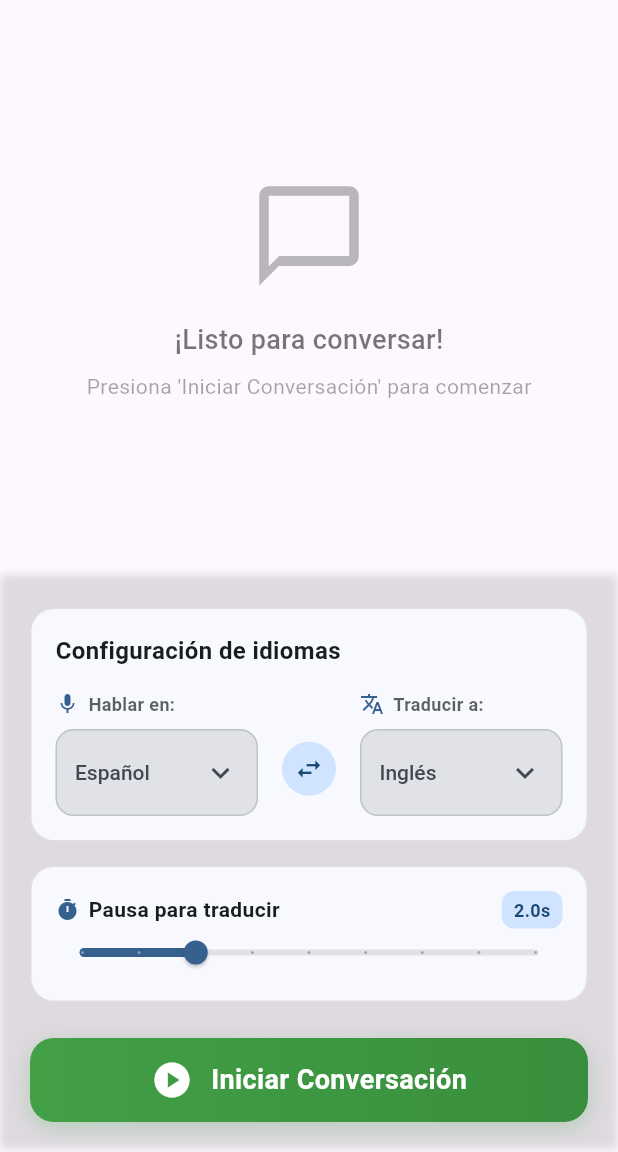
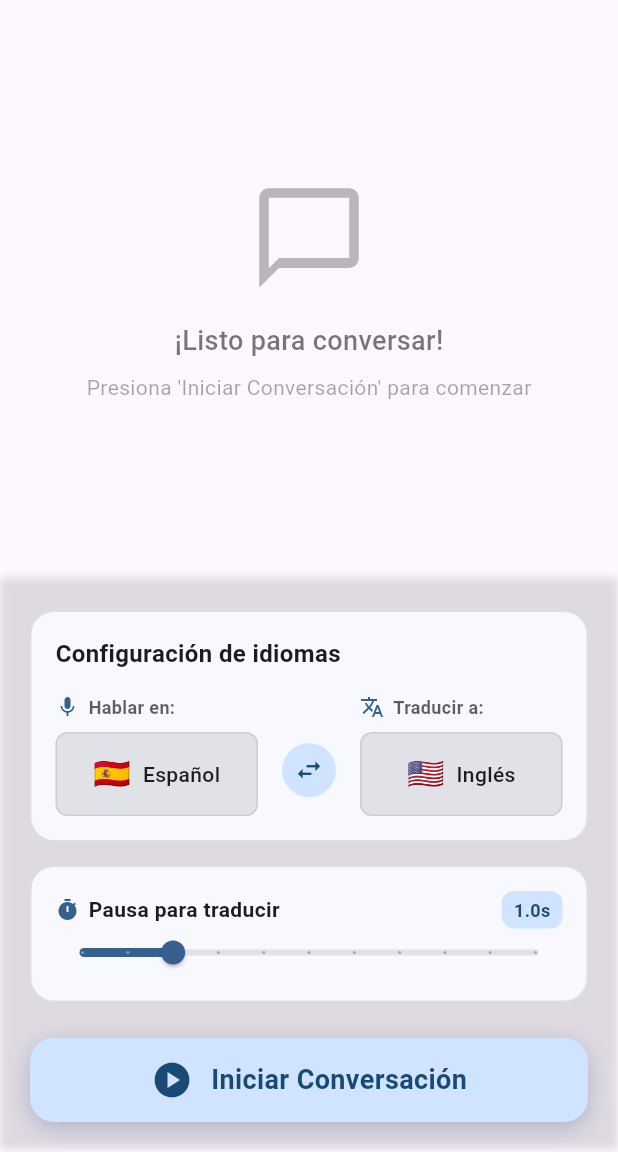
Before and after one commit to hawerx/flowio, a Flutter app: the screen it shows after launch, on a phone screen of 412 x 824 dp, the part 84-1236 px from its top. Run offline on Flutter 3.47's test engine with Material 3 defaults, Android fonts, the phone set to English and light mode, and no system bars; our stand-ins replace flutter_tts, just_audio, logger, permission_handler; missing offline and left inert: record, vad.

Commit message:
añadidos cambio UI , colores y idiomas

```diff
--- /dev/null
+++ b/lib/core/constants/language_constants.dart
@@ -0,0 +1,197 @@
+import '../models/language.dart';
+
+/// Constantes de idiomas soportados por la aplicación Flowio
+///
+/// Esta clase contiene todos los idiomas disponibles para traducción
+/// en una lista unificada y alfabéticamente ordenada.
+class LanguageConstants {
+
+  // ===========================================================
+  //                  TODOS LOS IDIOMAS SOPORTADOS
+  // ===========================================================
+
+  /// Lista completa de todos los idiomas soportados, ordenados alfabéticamente
+  static const List<Language> allSupportedLanguages = [
+    Language('af', 'Afrikáans'),
+    Language('am', 'Amhárico'),
+    Language('ar', 'Árabe'),
+    Language('bn', 'Bengalí'),
+    Language('bg', 'Búlgaro'),
+    Language('zh', 'Chino (Mandarín)'),
+    Language('ko', 'Coreano'),
+    Language('hr', 'Croata'),
+    Language('cs', 'Checo'),
+    Language('da', 'Danés'),
+    Language('de', 'Alemán'),
+    Language('sk', 'Eslovaco'),
+    Language('sl', 'Esloveno'),
+    Language('es', 'Español'),
+    Language('es-AR', 'Español (Argentina)'),
+    Language('es-MX', 'Español (México)'),
+    Language('et', 'Estonio'),
+    Language('tl', 'Filipino'),
+    Language('fi', 'Finlandés'),
+    Language('fr', 'Francés'),
+    Language('fr-CA', 'Francés (Canadá)'),
+    Language('el', 'Griego'),
+    Language('gu', 'Gujarati'),
+    Language('ha', 'Hausa'),
+    Language('he', 'Hebreo'),
+    Language('hi', 'Hindi'),
+    Language('nl', 'Holandés'),
+    Language('hu', 'Húngaro'),
+    Language('ig', 'Igbo'),
+    Language('id', 'Indonesio'),
+    Language('en', 'Inglés'),
+    Language('it', 'Italiano'),
+    Language('ja', 'Japonés'),
+    Language('kn', 'Kannada'),
+    Language('lv', 'Letón'),
+    Language('lt', 'Lituano'),
+    Language('ms', 'Malayo'),
+    Language('ml', 'Malayalam'),
+    Language('mr', 'Marathi'),
+    Language('no', 'Noruego'),
+    Language('pa', 'Punjabi'),
+    Language('fa', 'Persa'),
+    Language('pl', 'Polaco'),
+    Language('pt', 'Portugués'),
+    Language('pt-BR', 'Portugués (Brasil)'),
+    Language('ro', 'Rumano'),
+    Language('ru', 'Ruso'),
+    Language('sv', 'Sueco'),
+    Language('sw', 'Swahili'),
+    Language('th', 'Tailandés'),
+    Language('ta', 'Tamil'),
+    Language('te', 'Telugu'),
+    Language('tr', 'Turco'),
+    Language('ur', 'Urdu'),
+    Language('vi', 'Vietnamita'),
+    Language('yo', 'Yoruba'),
+    Language('zu', 'Zulú'),
+  ];
+
+  // ===========================================================
+  //                  CONFIGURACIÓN POR DEFECTO
+  // ===========================================================
+
+  /// Idioma por defecto para el hablante fuente
+  static const Language defaultSourceLanguage = Language('es', 'Español');
+
+  /// Idioma por defecto para el hablante destino
+  static const Language defaultTargetLanguage = Language('en', 'Inglés');
+
+  // ===========================================================
+  //                  MÉTODOS DE UTILIDAD
+  // ===========================================================
+
+  /// Encuentra un idioma por su código
+  ///
+  /// Retorna el idioma correspondiente al código proporcionado,
+  /// o null si no se encuentra.
+  static Language? findLanguageByCode(String code) {
+    try {
+      return allSupportedLanguages.firstWhere(
+        (language) => language.code.toLowerCase() == code.toLowerCase(),
+      );
+    } catch (e) {
+      return null;
+    }
+  }
+
+  /// Encuentra un idioma por su nombre
+  ///
+  /// Retorna el idioma correspondiente al nombre proporcionado,
+  /// o null si no se encuentra.
+  static Language? findLanguageByName(String name) {
+    try {
+      return allSupportedLanguages.firstWhere(
+        (language) => language.name.toLowerCase() == name.toLowerCase(),
+      );
+    } catch (e) {
+      return null;
+    }
+  }
+
+  /// Verifica si un código de idioma está soportado
+  static bool isLanguageSupported(String code) {
+    return findLanguageByCode(code) != null;
+  }
+
+  /// Obtiene una lista de códigos de idioma
+  static List<String> getAllLanguageCodes() {
+    return allSupportedLanguages.map((lang) => lang.code).toList();
+  }
+
+  /// Obtiene una lista de nombres de idioma
+  static List<String> getAllLanguageNames() {
+    return allSupportedLanguages.map((lang) => lang.name).toList();
+  }
+
+  /// Obtiene la bandera emoji correspondiente a un código de idioma
+  ///
+  /// Retorna un emoji de bandera representativo para el código de idioma dado.
+  /// Si no encuentra una bandera específica, retorna un emoji de globo.
+  static String getLanguageFlag(String languageCode) {
+    switch (languageCode.toLowerCase()) {
+      case 'en': return '🇺🇸';
+      case 'es': return '🇪🇸';
+      case 'fr': return '🇫🇷';
+      case 'de': return '🇩🇪';
+      case 'it': return '🇮🇹';
+      case 'pt': return '🇵🇹';
+      case 'ru': return '🇷🇺';
+      case 'zh': return '🇨🇳';
+      case 'ja': return '🇯🇵';
+      case 'ko': return '🇰🇷';
+      case 'nl': return '🇳🇱';
+      case 'sv': return '🇸🇪';
+      case 'da': return '🇩🇰';
+      case 'no': return '🇳🇴';
+      case 'fi': return '🇫🇮';
+      case 'pl': return '🇵🇱';
+      case 'cs': return '🇨🇿';
+      case 'hu': return '🇭🇺';
+      case 'ro': return '🇷🇴';
+      case 'bg': return '🇧🇬';
+      case 'hr': return '🇭🇷';
+      case 'sk': return '🇸🇰';
+      case 'sl': return '🇸🇮';
+      case 'et': return '🇪🇪';
+      case 'lv': return '🇱🇻';
+      case 'lt': return '🇱🇹';
+      case 'el': return '🇬🇷';
+      case 'tr': return '🇹🇷';
+      case 'hi': return '🇮🇳';
+      case 'ar': return '🇸🇦';
+      case 'th': return '🇹🇭';
+      case 'vi': return '🇻🇳';
+      case 'id': return '🇮🇩';
+      case 'ms': return '🇲🇾';
+      case 'tl': return '🇵🇭';
+      case 'he': return '🇮🇱';
+      case 'fa': return '🇮🇷';
+      case 'ur': return '🇵🇰';
+      case 'bn': return '🇧🇩';
+      case 'ta': return '🇱🇰';
+      case 'te': return '🇮🇳';
+      case 'mr': return '🇮🇳';
+      case 'gu': return '🇮🇳';
+      case 'kn': return '🇮🇳';
+      case 'ml': return '🇮🇳';
+      case 'pa': return '🇮🇳';
+      case 'pt-br': return '🇧🇷';
+      case 'es-mx': return '🇲🇽';
+      case 'es-ar': return '🇦🇷';
+      case 'fr-ca': return '🇨🇦';
+      case 'sw': return '🇹🇿';
+      case 'zu': return '🇿🇦';
+      case 'af': return '🇿🇦';
+      case 'am': return '🇪🇹';
+      case 'ig': return '🇳🇬';
+      case 'yo': return '🇳🇬';
+      case 'ha': return '🇳🇬';
+      default: return '🌐';
+    }
+  }
+}
--- a/lib/features/conversation/providers/conversation_provider.dart
+++ b/lib/features/conversation/providers/conversation_provider.dart
@@ -3,12 +3,13 @@ import '../../../core/models/language.dart';
 import '../../../core/models/message.dart';
 import '../../../core/services/conversation_manager.dart';
 import '../../../core/utils/logger.dart';
+import '../../../core/constants/language_constants.dart';
 
 class ConversationProvider extends ChangeNotifier {
   // Configuración
-  double silenceDuration = 2.0;
-  Language sourceLang = availableLanguages[1]; // Español
-  Language targetLang = availableLanguages[0]; // Inglés
+  double silenceDuration = 1.0;
+  Language sourceLang = LanguageConstants.defaultSourceLanguage; // Español
+  Language targetLang = LanguageConstants.defaultTargetLanguage; // Inglés
 
   // Estado de conversación
   ConversationState _currentState = ConversationState.idle;
@@ -19,15 +20,8 @@ class ConversationProvider extends ChangeNotifier {
   final ConversationManager _conversationManager = ConversationManager();
   bool _isInitialized = false;
 
-  // Idiomas disponibles
-  static const List<Language> availableLanguages = [
-    Language('en', 'Inglés'),
-    Language('es', 'Español'),
-    Language('fr', 'Francés'),
-    Language('de', 'Alemán'),
-    Language('it', 'Italiano'),
-    Language('pt', 'Portugués'),
-  ];
+  // Idiomas disponibles (ahora desde constantes)
+  static List<Language> get availableLanguages => LanguageConstants.allSupportedLanguages;
 
   // Getters
   bool get isConversing => _currentState != ConversationState.idle;
--- a/lib/features/conversation/ui/widgets/settings_controls.dart
+++ b/lib/features/conversation/ui/widgets/settings_controls.dart
@@ -2,6 +2,8 @@ import 'package:flutter/material.dart';
 import 'package:provider/provider.dart';
 import '../../providers/conversation_provider.dart';
 import '../../../../core/models/language.dart';
+import '../../../../core/constants/language_constants.dart';
+import 'language_selection_popup.dart';
 
 class SettingsControlsNew extends StatelessWidget {
   const SettingsControlsNew({super.key});
@@ -155,38 +157,77 @@ class SettingsControlsNew extends StatelessWidget {
           ],
         ),
         const SizedBox(height: 8),
-        Container(
-          padding: const EdgeInsets.symmetric(horizontal: 12, vertical: 4),
+        Material(
+          color: Colors.transparent,
+          child: InkWell(
+            onTap: isEnabled ? () => _showLanguageSelection(
+              context,
+              label,
+              value,
+              onChanged,
+              icon
+            ) : null,
+            borderRadius: BorderRadius.circular(8),
+            child: Container(
+              height: 56,
+              padding: const EdgeInsets.symmetric(horizontal: 12, vertical: 8),
               decoration: BoxDecoration(
-            color: Theme.of(context).colorScheme.surfaceContainerHighest,
-            borderRadius: BorderRadius.circular(12),
+                color: isEnabled
+                    ? Theme.of(context).colorScheme.surfaceContainerHighest
+                    : Theme.of(context).colorScheme.surfaceContainerHighest.withValues(alpha: 0.5),
+                borderRadius: BorderRadius.circular(8),
                 border: Border.all(
-              color: Theme.of(context).colorScheme.outline.withValues(alpha:0.3),
+                  color: Theme.of(context).colorScheme.outline.withValues(alpha: 0.2),
+                  width: 1,
                 ),
               ),
-          child: DropdownButton<Language>(
-            value: value,
-            onChanged: isEnabled ? (Language? newValue) => onChanged(newValue!) : null,
-            underline: const SizedBox(),
-            isExpanded: true,
-            icon: Icon(
-              Icons.keyboard_arrow_down,
-              color: Theme.of(context).colorScheme.onSurfaceVariant,
+              child: Row(
+                mainAxisAlignment: MainAxisAlignment.center,
+                children: [
+                  // Bandera del idioma (sin fondo)
+                  Text(
+                    LanguageConstants.getLanguageFlag(value.code),
+                    style: const TextStyle(fontSize: 20),
                   ),
+                  const SizedBox(width: 8),
+                  // Nombre del idioma (sin mostrar código)
+                  Flexible(
+                    child: Text(
+                      value.name,
                       style: TextStyle(
                         fontSize: 14,
                         fontWeight: FontWeight.w500,
-              color: Theme.of(context).colorScheme.onSurfaceVariant,
+                        color: isEnabled
+                            ? Theme.of(context).colorScheme.onSurface
+                            : Theme.of(context).colorScheme.onSurface.withValues(alpha: 0.5),
                       ),
-            items: ConversationProvider.availableLanguages.map<DropdownMenuItem<Language>>((Language lang) {
-              return DropdownMenuItem<Language>(
-                value: lang,
-                child: Text(lang.name),
-              );
-            }).toList(),
+                      textAlign: TextAlign.center,
+                      overflow: TextOverflow.ellipsis,
+                      maxLines: 1,
                     ),
                   ),
                 ],
+              ),
+            ),
+          ),
+        ),
+      ],
+    );
+  }
+
+  Future<void> _showLanguageSelection(
+    BuildContext context,
+    String label,
+    Language currentLanguage,
+    void Function(Language) onChanged,
+    IconData icon,
+  ) async {
+    await showLanguageSelectionPopup(
+      context: context,
+      currentLanguage: currentLanguage,
+      onLanguageSelected: onChanged,
+      title: label,
+      titleIcon: icon,
     );
   }
 
@@ -236,9 +277,9 @@ class SettingsControlsNew extends StatelessWidget {
           ),
           child: Slider(
             value: provider.silenceDuration,
-            min: 1.0,
-            max: 5.0,
-            divisions: 8,
+            min: 0.5,
+            max: 3.0,
+            divisions: 10,
             onChanged: isEnabled ? (double value) => provider.setSilenceDuration(value) : null,
           ),
         ),
@@ -248,19 +289,20 @@ class SettingsControlsNew extends StatelessWidget {
 
   Widget _buildControlButton(BuildContext context, ConversationProvider provider) {
     final isConversing = provider.isConversing;
+    final colorScheme = Theme.of(context).colorScheme;
 
     return Container(
       height: 56,
       decoration: BoxDecoration(
+        color: isConversing
+            ? Colors.red.shade600
+            : colorScheme.primaryContainer,
         borderRadius: BorderRadius.circular(16),
-        gradient: LinearGradient(
-          colors: isConversing
-              ? [Colors.red.shade600, Colors.red.shade700]
-              : [Colors.green.shade600, Colors.green.shade700],
-        ),
         boxShadow: [
           BoxShadow(
-            color: (isConversing ? Colors.red : Colors.green).withValues(alpha:0.3),
+            color: isConversing
+                ? Colors.red.withValues(alpha: 0.3)
+                : colorScheme.primary.withValues(alpha: 0.3),
             blurRadius: 12,
             offset: const Offset(0, 4),
           ),
@@ -280,16 +322,20 @@ class SettingsControlsNew extends StatelessWidget {
               children: [
                 Icon(
                   isConversing ? Icons.stop_circle : Icons.play_circle,
-                  color: Colors.white,
+                  color: isConversing
+                      ? Colors.white
+                      : colorScheme.onPrimaryContainer,
                   size: 28,
                 ),
                 const SizedBox(width: 12),
                 Text(
                   isConversing ? "Detener Conversación" : "Iniciar Conversación",
-                  style: const TextStyle(
+                  style: TextStyle(
                     fontSize: 18,
                     fontWeight: FontWeight.bold,
-                    color: Colors.white,
+                    color: isConversing
+                        ? Colors.white
+                        : colorScheme.onPrimaryContainer,
                   ),
                 ),
               ],
```
Also changed, not shown: lib/core/constants/constants.dart (+7 -0 lines), lib/features/conversation/ui/widgets/language_selection_popup.dart (added, +288 -0 lines). Lines whose indentation alone changed are shown as unchanged.
